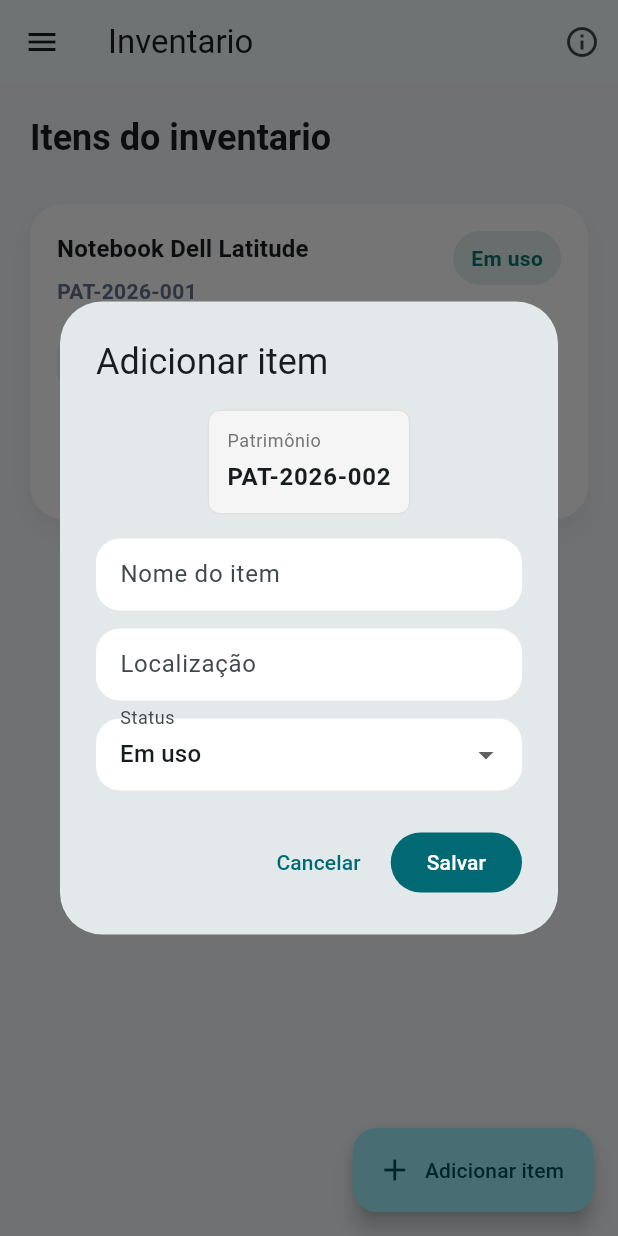
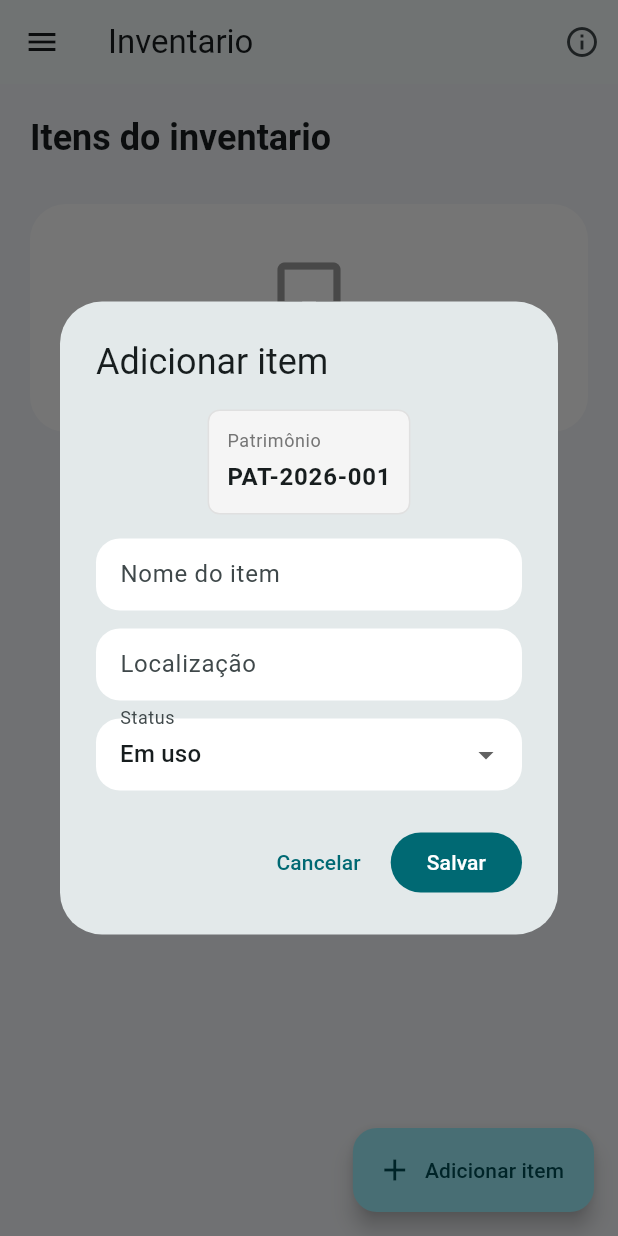
Before and after one commit to Caio-Martin/Anchieta_Flutter_Nextinventory, a Flutter app: the InventoryScreen screen opened by its route, after a tap on "Adicionar item", on a phone screen of 412 x 824 dp. Run offline on Flutter 3.47's test engine with Material 3 defaults, Android fonts, the light colour scheme and no system bars; our stand-ins replace sqflite; accounts and stored records are empty.

Commit message:
feat: Cadastro de itens usando SQLite

```diff
--- a/lib/screens/inventory_screen.dart
+++ b/lib/screens/inventory_screen.dart
@@ -1,5 +1,6 @@
 import 'package:flutter/material.dart';
 import '../models/inventory_item.dart';
+import '../services/inventory_database_service.dart';
 import '../widgets/inventory_item_card.dart';
 import 'about_screen.dart';
 import 'login_screen.dart';
@@ -14,22 +15,52 @@ class InventoryScreen extends StatefulWidget {
 }
 
 class _InventoryScreenState extends State<InventoryScreen> {
-  final List<InventoryItem> _items = [
-    const InventoryItem(
-      id: '1',
-      name: 'Notebook Dell Latitude',
-      code: 'PAT-2026-001',
-      location: 'TI - Sala 02',
-      status: 'Em uso',
-    ),
-  ];
+  final InventoryDatabaseService _database = InventoryDatabaseService.instance;
+  List<InventoryItem> _items = [];
+  bool _isLoading = true;
 
   int _nextAssetNumber = 2;
 
-  String _generateAssetCode() {
-    final code = 'PAT-2026-${_nextAssetNumber.toString().padLeft(3, '0')}';
-    _nextAssetNumber++;
-    return code;
+  @override
+  void initState() {
+    super.initState();
+    _loadItems();
+  }
+
+  Future<void> _loadItems() async {
+    final items = await _database.getItems();
+    if (!mounted) {
+      return;
+    }
+
+    setState(() {
+      _items = items;
+      _nextAssetNumber = _calculateNextAssetNumber(items);
+      _isLoading = false;
+    });
+  }
+
+  int _calculateNextAssetNumber(List<InventoryItem> items) {
+    var maxNumber = 0;
+    final pattern = RegExp(r'^PAT-\d{4}-(\d+)$');
+
+    for (final current in items) {
+      final match = pattern.firstMatch(current.code);
+      if (match == null) {
+        continue;
+      }
+
+      final value = int.tryParse(match.group(1) ?? '0') ?? 0;
+      if (value > maxNumber) {
+        maxNumber = value;
+      }
+    }
+
+    return maxNumber + 1;
+  }
+
+  String _peekNextAssetCode() {
+    return 'PAT-2026-${_nextAssetNumber.toString().padLeft(3, '0')}';
   }
 
   Future<void> _showItemDialog({InventoryItem? item}) async {
@@ -41,11 +72,11 @@ class _InventoryScreenState extends State<InventoryScreen> {
     final formKey = GlobalKey<FormState>();
 
     final isNewItem = item == null;
-    final generatedCode = isNewItem ? _generateAssetCode() : item.code;
+    final generatedCode = isNewItem ? _peekNextAssetCode() : item.code;
 
     await showDialog<void>(
       context: context,
-      builder: (context) {
+      builder: (dialogContext) {
         return AlertDialog(
           title: Text(isNewItem ? 'Adicionar item' : 'Editar item'),
           content: SizedBox(
@@ -111,19 +142,18 @@ class _InventoryScreenState extends State<InventoryScreen> {
           ),
           actions: [
             TextButton(
-              onPressed: () => Navigator.pop(context),
+              onPressed: () => Navigator.pop(dialogContext),
               child: const Text('Cancelar'),
             ),
             FilledButton(
-              onPressed: () {
+              onPressed: () async {
                 if (!formKey.currentState!.validate()) {
                   return;
                 }
 
-                setState(() {
+                try {
                   if (isNewItem) {
-                    _items.insert(
-                      0,
+                    await _database.insertItem(
                       InventoryItem(
                         id: DateTime.now().millisecondsSinceEpoch.toString(),
                         name: nameController.text.trim(),
@@ -133,20 +163,30 @@ class _InventoryScreenState extends State<InventoryScreen> {
                       ),
                     );
                   } else {
-                    final index = _items.indexWhere(
-                      (element) => element.id == item.id,
-                    );
-                    if (index != -1) {
-                      _items[index] = item.copyWith(
+                    await _database.updateItem(
+                      item.copyWith(
                         name: nameController.text.trim(),
                         location: locationController.text.trim(),
                         status: statusController.text.trim(),
-                      );
-                    }
+                      ),
+                    );
                   }
-                });
 
-                Navigator.pop(context);
+                  if (!dialogContext.mounted) {
+                    return;
+                  }
+                  Navigator.pop(dialogContext);
+                  await _loadItems();
+                } catch (_) {
+                  if (!dialogContext.mounted) {
+                    return;
+                  }
+                  ScaffoldMessenger.of(dialogContext).showSnackBar(
+                    const SnackBar(
+                      content: Text('Nao foi possivel salvar o item.'),
+                    ),
+                  );
+                }
               },
               child: Text(isNewItem ? 'Salvar' : 'Atualizar'),
             ),
@@ -185,9 +225,8 @@ class _InventoryScreenState extends State<InventoryScreen> {
       return;
     }
 
-    setState(() {
-      _items.removeWhere((element) => element.id == item.id);
-    });
+    await _database.deleteItem(item.id);
+    await _loadItems();
   }
 
   @override
@@ -272,6 +311,10 @@ class _InventoryScreenState extends State<InventoryScreen> {
       ),
       body: LayoutBuilder(
         builder: (context, constraints) {
+          if (_isLoading) {
+            return const Center(child: CircularProgressIndicator());
+          }
+
           return SingleChildScrollView(
             padding: const EdgeInsets.all(20),
             child: Center(
@@ -399,7 +442,7 @@ class _DialogDropdownState extends State<_DialogDropdown> {
   @override
   Widget build(BuildContext context) {
     return DropdownButtonFormField<String>(
-      value: _selectedValue,
+      initialValue: _selectedValue,
       decoration: InputDecoration(
         labelText: widget.label,
         border: OutlineInputBorder(borderRadius: BorderRadius.circular(8)),
--- /dev/null
+++ b/lib/services/inventory_database_service.dart
@@ -0,0 +1,81 @@
+import 'package:path/path.dart';
+import 'package:sqflite/sqflite.dart';
+
+import '../models/inventory_item.dart';
+
+class InventoryDatabaseService {
+  InventoryDatabaseService._();
+
+  static final InventoryDatabaseService instance = InventoryDatabaseService._();
+
+  static const _databaseName = 'nextinventory.db';
+  static const _databaseVersion = 1;
+  static const _tableName = 'inventory_items';
+
+  Database? _database;
+
+  Future<Database> get database async {
+    if (_database != null) {
+      return _database!;
+    }
+
+    _database = await _initDatabase();
+    return _database!;
+  }
+
+  Future<Database> _initDatabase() async {
+    final databasesPath = await getDatabasesPath();
+    final dbPath = join(databasesPath, _databaseName);
+
+    return openDatabase(
+      dbPath,
+      version: _databaseVersion,
+      onCreate: (db, version) async {
+        await db.execute('''
+          CREATE TABLE $_tableName (
+            id TEXT PRIMARY KEY,
+            name TEXT NOT NULL,
+            code TEXT NOT NULL UNIQUE,
+            location TEXT NOT NULL,
+            status TEXT NOT NULL,
+            created_at INTEGER NOT NULL
+          )
+        ''');
+      },
+    );
+  }
+
+  Future<List<InventoryItem>> getItems() async {
+    final db = await database;
+    final rows = await db.query(_tableName, orderBy: 'created_at DESC');
+
+    return rows.map(InventoryItem.fromMap).toList();
+  }
+
+  Future<void> insertItem(InventoryItem item) async {
+    final db = await database;
+
+    await db.insert(_tableName, {
+      ...item.toMap(),
+      'created_at': DateTime.now().millisecondsSinceEpoch,
+    }, conflictAlgorithm: ConflictAlgorithm.abort);
+  }
+
+  Future<void> updateItem(InventoryItem item) async {
+    final db = await database;
+
+    await db.update(
+      _tableName,
+      item.toMap(),
+      where: 'id = ?',
+      whereArgs: [item.id],
+      conflictAlgorithm: ConflictAlgorithm.abort,
+    );
+  }
+
+  Future<void> deleteItem(String id) async {
+    final db = await database;
+
+    await db.delete(_tableName, where: 'id = ?', whereArgs: [id]);
+  }
+}
--- a/pubspec.yaml
+++ b/pubspec.yaml
@@ -31,6 +31,8 @@ dependencies:
   flutter:
     sdk: flutter
   cupertino_icons: ^1.0.8
+  sqflite: ^2.4.2
+  path: ^1.9.1
 
 dev_dependencies:
   flutter_test:
```
Also changed, not shown: lib/models/inventory_item.dart (+20 -0 lines), pubspec.lock, 1 other file.
